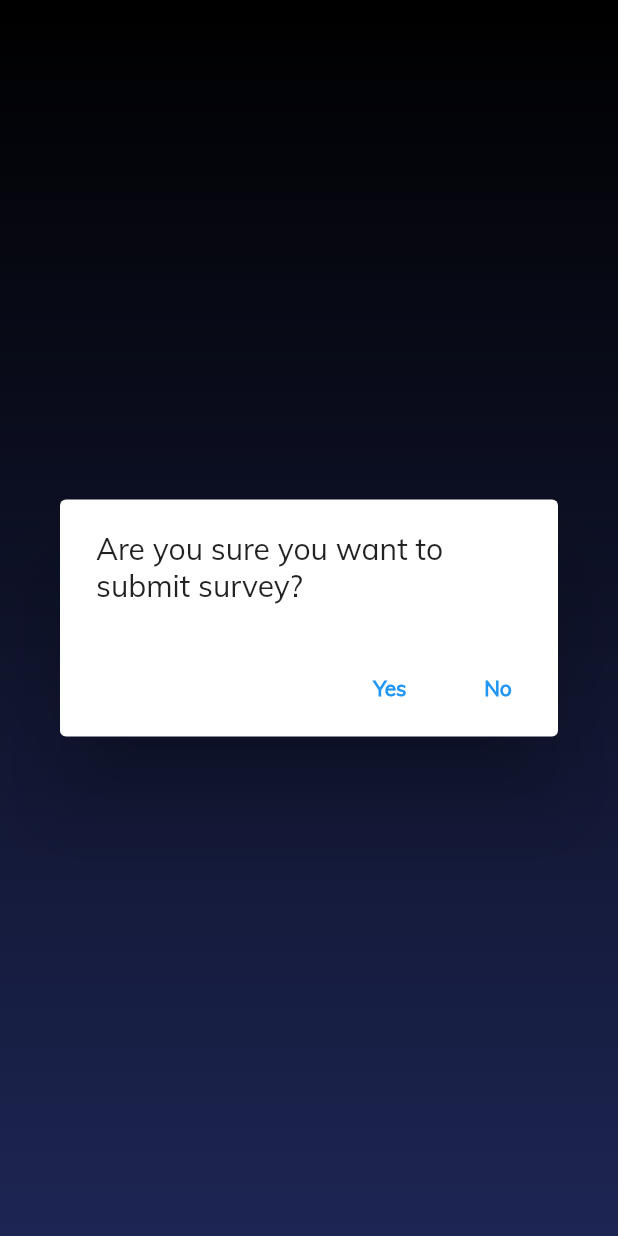
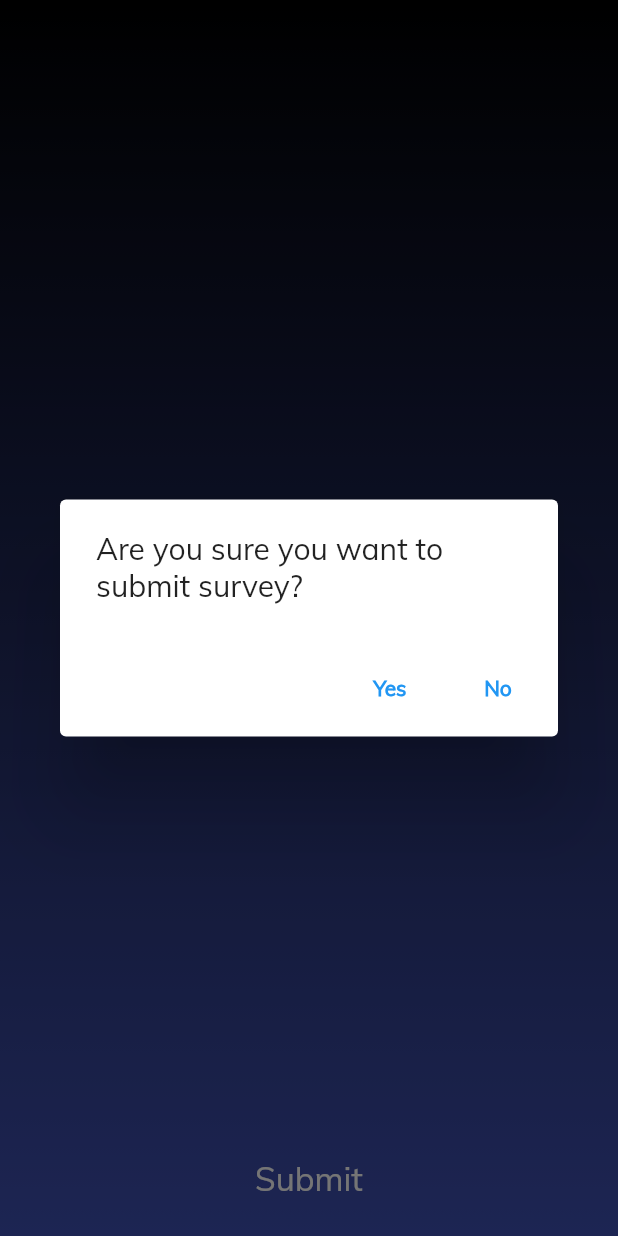
Before and after one commit to kfranic1/Rankless, a Flutter app: the SurveyUIFill screen opened directly with empty values, after a tap on "Submit", on a phone screen of 412 x 824 dp. Run offline on Flutter 3.47's test engine with Material 2 defaults, Android fonts, the phone set to English and light mode, and no system bars; our stand-ins replace cloud_firestore, country_code_picker, dropdown_search, firebase_auth, firebase_core, flutter_tags; missing offline and left inert: customtogglebuttons, searchable_dropdown; accounts and stored records are empty.

Commit message:
Survey fill scroll update

```diff
--- a/lib/Survey/SurveyUIFill.dart
+++ b/lib/Survey/SurveyUIFill.dart
@@ -28,8 +28,7 @@ class _SurveyUIFillState extends State<SurveyUIFill> {
       body: Container(
         decoration: backgroundDecoration,
         child: Center(
-          child: ListView(
-            shrinkWrap: true,
+          child: Column(
             children: <Widget>[
               Container(
                 child: Text(widget.survey.name,
@@ -42,7 +41,12 @@ class _SurveyUIFillState extends State<SurveyUIFill> {
                 alignment: Alignment.topCenter,
                 padding: EdgeInsets.all(20), //ovo bi moglop biti drugacije
               ),
-              ListView.separated(
+              Expanded(
+                child: RawScrollbar(
+                  thumbColor: Colors.white,
+                  isAlwaysShown: true,
+                  thickness: 5,
+                  child: ListView.separated(
                     physics: ClampingScrollPhysics(),
                     key: UniqueKey(),
                     shrinkWrap: true,
@@ -59,7 +63,8 @@ class _SurveyUIFillState extends State<SurveyUIFill> {
                         title: Container(
                           decoration: decorate,
                           child: Transform.translate(
-                      offset: Offset(-15, -22), child: widget.qNa[index]),
+                              offset: Offset(-15, -22),
+                              child: widget.qNa[index]),
                         ),
                         minVerticalPadding: 0,
                         minLeadingWidth: 0,
@@ -75,6 +80,8 @@ class _SurveyUIFillState extends State<SurveyUIFill> {
                         height: 15,
                       );
                     },
+                  ),
+                ),
               ),
               TextButton(
                 onPressed: () {
```
Lines whose indentation alone changed are shown as unchanged.
